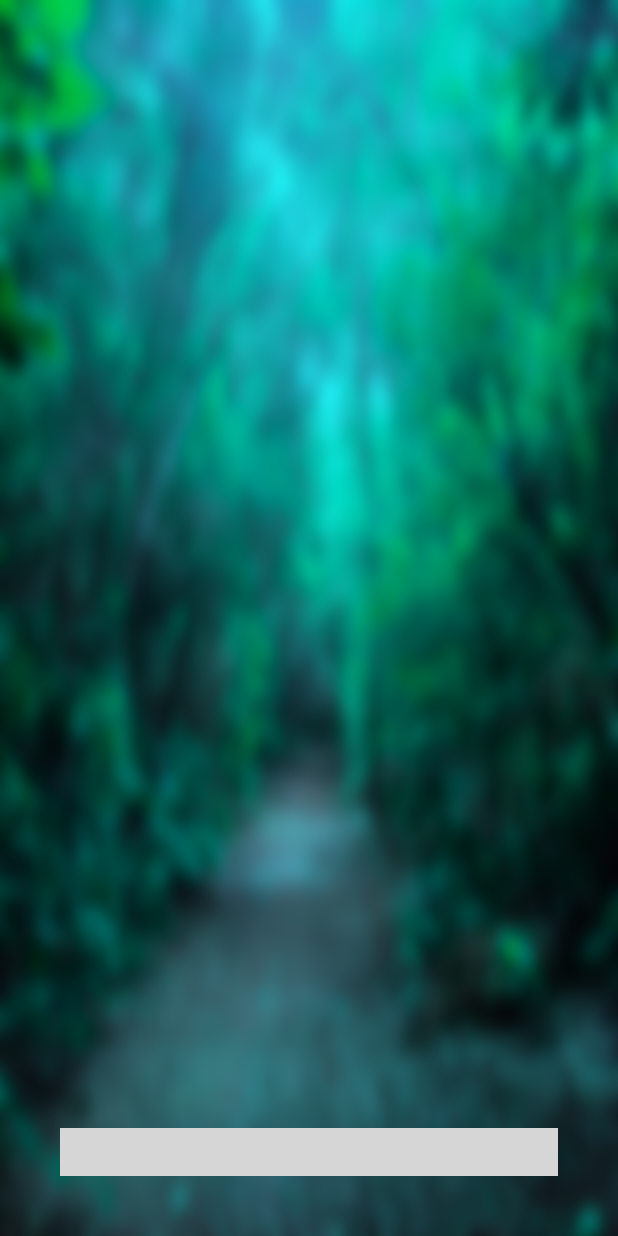
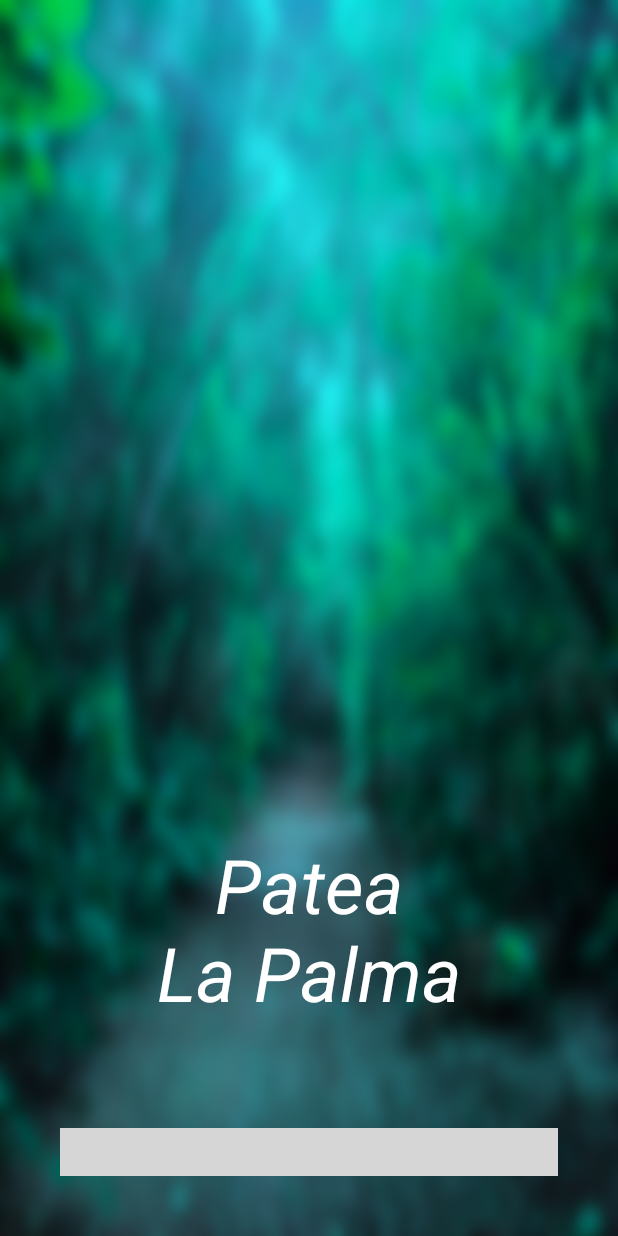
Before and after one commit to pacomf/SenderosLaPalma, an Android app: the screen it shows after launch (LoginActivity), on a phone screen of 412 x 824 dp. Run offline under Robolectric (Android 15) with nearby library versions, the phone set to English and light mode, and no system bars; libraries missing offline, so code that uses them is left out: com.facebook, com.gc.materialdesign; plain views replace ButtonRectangle; 5 statements that could not run were skipped; grey boxes are pictures that could not be loaded.

Commit message:
Issue #6: Añade un texto simple a la pantalla de login con el título de la aplicación.

```diff
--- a/android/PateaLaPalma/app/src/main/res/layout/fragment_login.xml
+++ b/android/PateaLaPalma/app/src/main/res/layout/fragment_login.xml
@@ -15,4 +15,18 @@
         android:background="#1E88E5"
         android:text="@string/btn_title_login"/>
 
+
+    <TextView
+        android:id="@+id/question"
+        android:layout_width="match_parent"
+        android:layout_height="wrap_content"
+        android:layout_centerHorizontal="true"
+        android:textColor="@color/white"
+        android:textSize="50sp"
+        android:textStyle="italic"
+        android:gravity="center"
+        android:layout_marginBottom="30dp"
+        android:text="@string/app_name_login_page"
+        android:layout_above="@id/btn_login"/>
+
 </RelativeLayout>
--- a/android/PateaLaPalma/app/src/main/res/values/strings.xml
+++ b/android/PateaLaPalma/app/src/main/res/values/strings.xml
@@ -2,6 +2,7 @@
 <resources>
 
     <string name="app_name">Patea La Palma</string>
+    <string name="app_name_login_page">Patea\nLa Palma</string>
     <string name="title_sendero_detail">Sendero Detail</string>
 
     <!-- External APIs IDs-->
```
